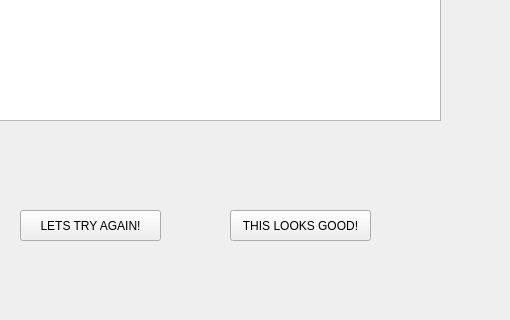
The window that application/src/pages/sensitivitypage.ui (thedeclancarter/GPMS) describes before a commit, drawn with Qt 5; both pictures show x 130 to 640 and y 160 to 480 of the 640 by 480 pixel window.
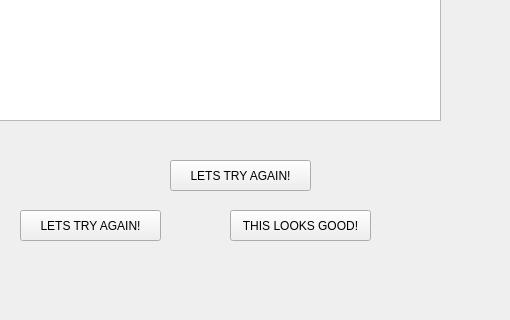
The same window after the commit.

Diff of the .ui file:
```diff
--- a/application/src/pages/sensitivitypage.ui
+++ b/application/src/pages/sensitivitypage.ui
@@ -49,6 +49,19 @@
     </rect>
    </property>
   </widget>
+  <widget class="QPushButton" name="rejectSensitivityButton_2">
+   <property name="geometry">
+    <rect>
+     <x>300</x>
+     <y>320</y>
+     <width>141</width>
+     <height>31</height>
+    </rect>
+   </property>
+   <property name="text">
+    <string>LETS TRY AGAIN!</string>
+   </property>
+  </widget>
  </widget>
  <resources/>
  <connections/>
```
